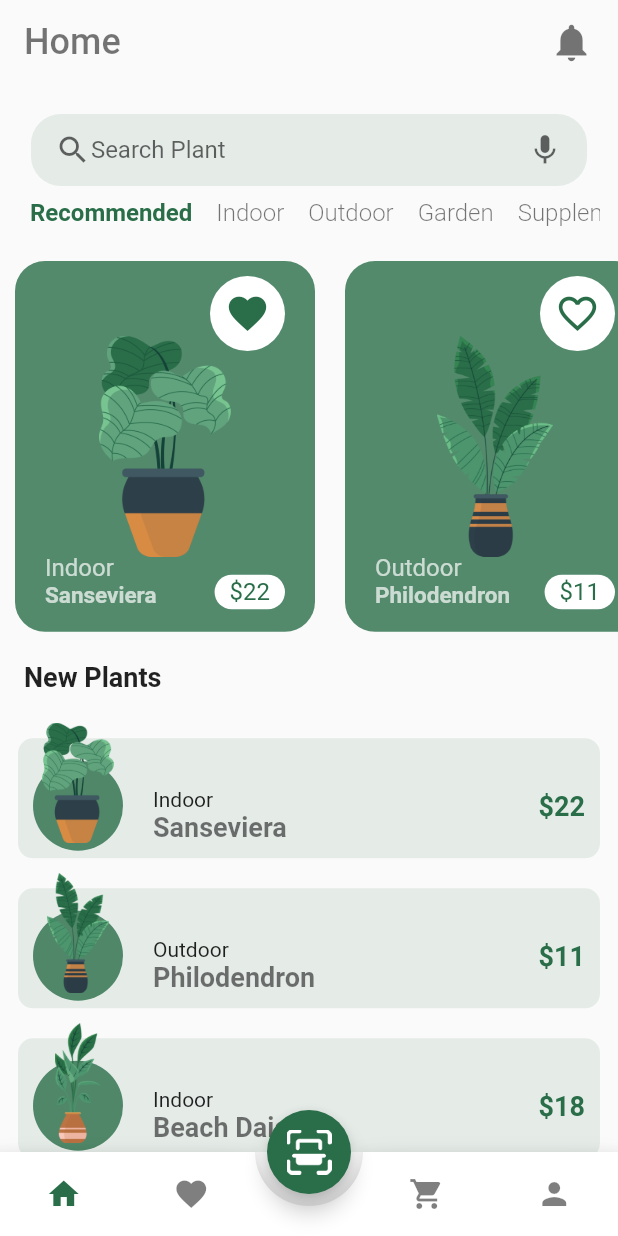
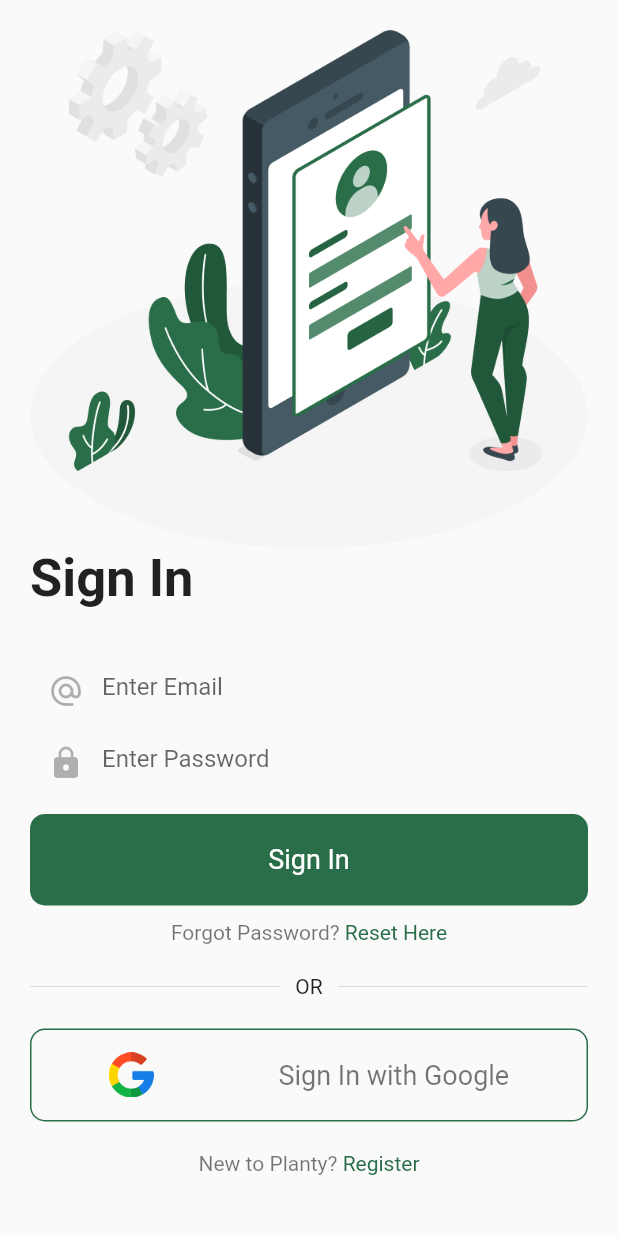
Before and after one commit to realflutternuggets/flutter-ui-plant-app, a Flutter app: the screen it shows after launch, after a tap on the "arrow forward ios" icon, after a tap on "Skip", on a phone screen of 412 x 824 dp. Run offline on Flutter 3.47's test engine with Material 2 defaults, Android fonts, the phone set to English and light mode, and no system bars; drawn by our look-alikes of animated_bottom_navigation_bar; our stand-ins replace page_transition.

Commit message:
Added Authentication Screens
Added Sign In, Sign Up and Forgot Password Pages

```diff
--- a/lib/ui/onboarding_screen.dart
+++ b/lib/ui/onboarding_screen.dart
@@ -1,8 +1,7 @@
 import 'package:flutter/material.dart';
 import 'package:flutter_onboarding/constants.dart';
-import 'package:flutter_onboarding/ui/root_page.dart';
 
-import 'login_page.dart';
+import 'screens/signin_page.dart';
 
 class OnboardingScreen extends StatefulWidget {
   const OnboardingScreen({Key? key}) : super(key: key);
@@ -28,7 +27,7 @@ class _OnboardingScreenState extends State<OnboardingScreen> {
             child: InkWell(
               onTap: () {
                 Navigator.pushReplacement(
-                    context, MaterialPageRoute(builder: (_) => const RootPage()));
+                    context, MaterialPageRoute(builder: (_) => const SignIn()));
               }, //to login screen. We will update later
               child: const Text(
                 'Skip',
@@ -93,7 +92,7 @@ class _OnboardingScreenState extends State<OnboardingScreen> {
                         }
                       } else {
                         Navigator.pushReplacement(context,
-                            MaterialPageRoute(builder: (_) => const RootPage()));
+                            MaterialPageRoute(builder: (_) => const SignIn()));
                       }
                     });
                   },
--- a/lib/ui/screens/profile_page.dart
+++ b/lib/ui/screens/profile_page.dart
@@ -1,6 +1,6 @@
 import 'package:flutter/material.dart';
 import 'package:flutter_onboarding/constants.dart';
-import 'package:flutter_onboarding/widgets/profile_widget.dart';
+import 'package:flutter_onboarding/ui/screens/widgets/profile_widget.dart';
 
 class ProfilePage extends StatelessWidget {
   const ProfilePage({Key? key}) : super(key: key);
--- /dev/null
+++ b/lib/ui/screens/signin_page.dart
@@ -0,0 +1,181 @@
+import 'package:flutter/material.dart';
+import 'package:flutter_onboarding/constants.dart';
+import 'package:flutter_onboarding/ui/root_page.dart';
+import 'package:flutter_onboarding/ui/screens/forgot_password.dart';
+import 'package:flutter_onboarding/ui/screens/signup_page.dart';
+import 'package:flutter_onboarding/ui/screens/widgets/custom_textfield.dart';
+import 'package:page_transition/page_transition.dart';
+
+class SignIn extends StatelessWidget {
+  const SignIn({Key? key}) : super(key: key);
+
+  @override
+  Widget build(BuildContext context) {
+    Size size = MediaQuery.of(context).size;
+
+    return Scaffold(
+      body: Padding(
+        padding: const EdgeInsets.symmetric(vertical: 20, horizontal: 20),
+        child: SingleChildScrollView(
+          child: Column(
+            mainAxisAlignment: MainAxisAlignment.center,
+            crossAxisAlignment: CrossAxisAlignment.start,
+            children: [
+              Image.asset('assets/images/signin.png'),
+              const Text(
+                'Sign In',
+                style: TextStyle(
+                  fontSize: 35.0,
+                  fontWeight: FontWeight.w700,
+                ),
+              ),
+              const SizedBox(
+                height: 30,
+              ),
+              const CustomTextfield(
+                obscureText: false,
+                hintText: 'Enter Email',
+                icon: Icons.alternate_email,
+              ),
+              const CustomTextfield(
+                obscureText: true,
+                hintText: 'Enter Password',
+                icon: Icons.lock,
+              ),
+              const SizedBox(
+                height: 10,
+              ),
+              GestureDetector(
+                onTap: () {
+                  Navigator.pushReplacement(
+                      context,
+                      PageTransition(
+                          child: const RootPage(),
+                          type: PageTransitionType.bottomToTop));
+                },
+                child: Container(
+                  width: size.width,
+                  decoration: BoxDecoration(
+                    color: Constants.primaryColor,
+                    borderRadius: BorderRadius.circular(10),
+                  ),
+                  padding:
+                      const EdgeInsets.symmetric(horizontal: 10, vertical: 20),
+                  child: const Center(
+                    child: Text(
+                      'Sign In',
+                      style: TextStyle(
+                        color: Colors.white,
+                        fontSize: 18.0,
+                      ),
+                    ),
+                  ),
+                ),
+              ),
+              const SizedBox(
+                height: 10,
+              ),
+              GestureDetector(
+                onTap: () {
+                  Navigator.pushReplacement(
+                      context,
+                      PageTransition(
+                          child: const ForgotPassword(),
+                          type: PageTransitionType.bottomToTop));
+                },
+                child: Center(
+                  child: Text.rich(
+                    TextSpan(children: [
+                      TextSpan(
+                        text: 'Forgot Password? ',
+                        style: TextStyle(
+                          color: Constants.blackColor,
+                        ),
+                      ),
+                      TextSpan(
+                        text: 'Reset Here',
+                        style: TextStyle(
+                          color: Constants.primaryColor,
+                        ),
+                      ),
+                    ]),
+                  ),
+                ),
+              ),
+              const SizedBox(
+                height: 20,
+              ),
+              Row(
+                children: const [
+                  Expanded(child: Divider()),
+                  Padding(
+                    padding: EdgeInsets.symmetric(horizontal: 10),
+                    child: Text('OR'),
+                  ),
+                  Expanded(child: Divider()),
+                ],
+              ),
+              const SizedBox(
+                height: 20,
+              ),
+              Container(
+                width: size.width,
+                decoration: BoxDecoration(
+                    border: Border.all(color: Constants.primaryColor),
+                    borderRadius: BorderRadius.circular(10)),
+                padding:
+                    const EdgeInsets.symmetric(horizontal: 10, vertical: 15),
+                child: Row(
+                  mainAxisAlignment: MainAxisAlignment.spaceAround,
+                  children: [
+                    SizedBox(
+                      height: 30,
+                      child: Image.asset('assets/images/google.png'),
+                    ),
+                    Text(
+                      'Sign In with Google',
+                      style: TextStyle(
+                        color: Constants.blackColor,
+                        fontSize: 18.0,
+                      ),
+                    ),
+                  ],
+                ),
+              ),
+              const SizedBox(
+                height: 20,
+              ),
+              GestureDetector(
+                onTap: () {
+                  Navigator.pushReplacement(
+                      context,
+                      PageTransition(
+                          child: const SignUp(),
+                          type: PageTransitionType.bottomToTop));
+                },
+                child: Center(
+                  child: Text.rich(
+                    TextSpan(children: [
+                      TextSpan(
+                        text: 'New to Planty? ',
+                        style: TextStyle(
+                          color: Constants.blackColor,
+                        ),
+                      ),
+                      TextSpan(
+                        text: 'Register',
+                        style: TextStyle(
+                          color: Constants.primaryColor,
+                        ),
+                      ),
+                    ]),
+                  ),
+                ),
+              ),
+            ],
+          ),
+        ),
+      ),
+    );
+  }
+}
--- /dev/null
+++ b/lib/ui/screens/widgets/custom_textfield.dart
@@ -0,0 +1,28 @@
+
+import 'package:flutter/material.dart';
+import 'package:flutter_onboarding/constants.dart';
+class CustomTextfield extends StatelessWidget {
+  final IconData icon;
+  final bool obscureText;
+  final String hintText;
+
+  const CustomTextfield({
+    Key? key, required this.icon, required this.obscureText, required this.hintText,
+  }) : super(key: key);
+
+  @override
+  Widget build(BuildContext context) {
+    return TextField(
+      obscureText: obscureText,
+      style: TextStyle(
+        color: Constants.blackColor,
+      ),
+      decoration: InputDecoration(
+        border: InputBorder.none,
+        prefixIcon: Icon(icon, color: Constants.blackColor.withOpacity(.3),),
+        hintText: hintText,
+      ),
+      cursorColor: Constants.blackColor.withOpacity(.5),
+    );
+  }
+}
```
Also changed, not shown: lib/ui/login_page.dart (deleted, +0 -17 lines), lib/ui/screens/forgot_password.dart (added, +95 -0 lines), lib/ui/screens/signup_page.dart (added, +148 -0 lines), assets/images/google.png (added), assets/images/reset-password.png (added), assets/images/signin.png (added), assets/images/signup.png (added), 5 other files.
